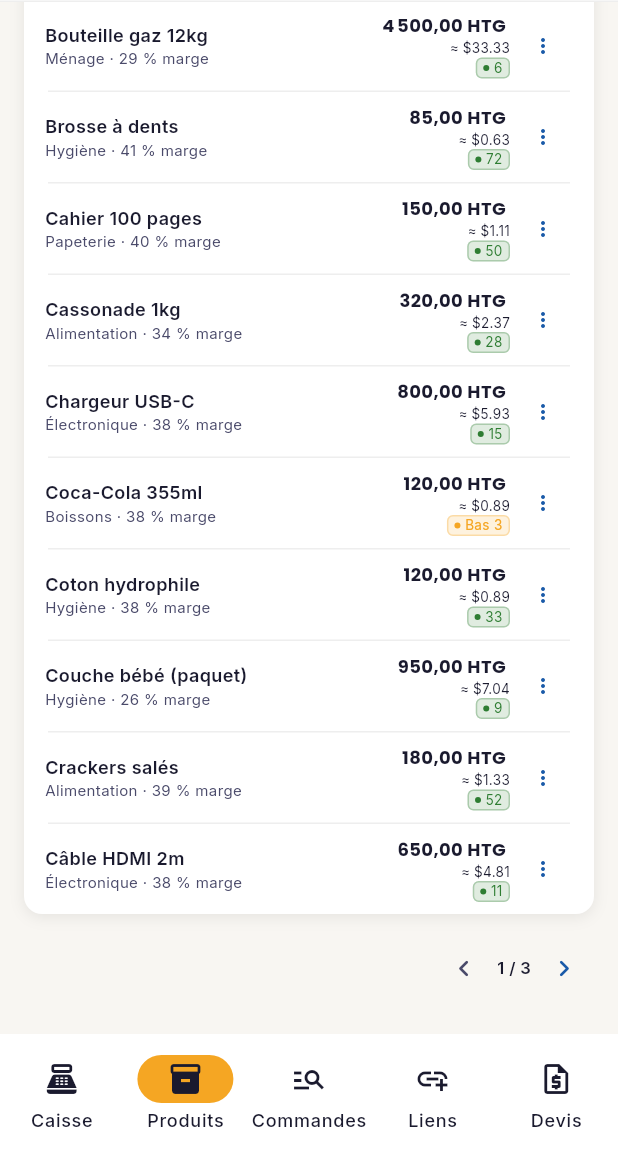
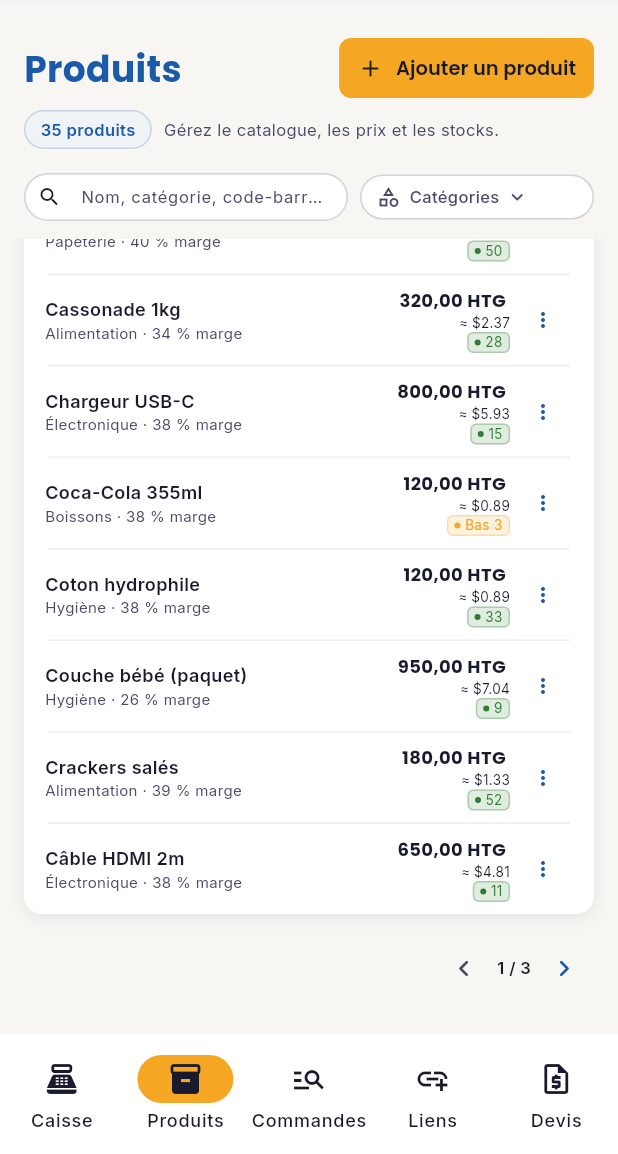
Before and after one commit to Mperonneau/retail_POS, a Flutter app: the ProductManagement screen opened by its route, scrolled down 464 dp, on a phone screen of 412 x 824 dp, the part 82-1236 px from its top. Run offline on Flutter 3.47's test engine with Material 3 defaults, Android fonts, the phone set to English and light mode, and no system bars; our stand-ins replace fl_chart, flutter_riverpod, go_router, google_fonts, pdf, printing and 4 more; missing offline and left inert: dart:js_interop, mobile_scanner; accounts and stored records are empty.

Commit message:
Keep the products header fixed while the list scrolls
The title, count, search, and category row stay in place on Produits.
Only the product list and its page count scroll.

Co-authored-by: Mperonneau <Mperonneau@users.noreply.github.com>

```diff
--- a/lib/retail/screens/product_management.dart
+++ b/lib/retail/screens/product_management.dart
@@ -126,7 +126,7 @@ class _ProductManagementState extends ConsumerState<ProductManagement> {
             width: narrow ? null : 148,
           );
 
-          final listSection = Column(
+          final header = Column(
             crossAxisAlignment: CrossAxisAlignment.start,
             children: [
               if (narrow)
@@ -222,7 +222,12 @@ class _ProductManagementState extends ConsumerState<ProductManagement> {
                   _currentPage = 1;
                 }),
               ),
-              const SizedBox(height: AppConstants.spacing12),
+            ],
+          );
+
+          final listBody = Column(
+            crossAxisAlignment: CrossAxisAlignment.start,
+            children: [
               AppCard(
                 padding: EdgeInsets.zero,
                 child: filtered.isEmpty
@@ -328,9 +333,31 @@ class _ProductManagementState extends ConsumerState<ProductManagement> {
             ],
           );
 
-          return SingleChildScrollView(
-            padding: pad,
-            child: listSection,
+          return Column(
+            crossAxisAlignment: CrossAxisAlignment.start,
+            children: [
+              Padding(
+                padding: EdgeInsets.fromLTRB(
+                  pad.left,
+                  pad.top,
+                  pad.right,
+                  0,
+                ),
+                child: header,
+              ),
+              const SizedBox(height: AppConstants.spacing12),
+              Expanded(
+                child: SingleChildScrollView(
+                  padding: EdgeInsets.fromLTRB(
+                    pad.left,
+                    0,
+                    pad.right,
+                    pad.bottom,
+                  ),
+                  child: listBody,
+                ),
+              ),
+            ],
           );
         },
       ),
```
